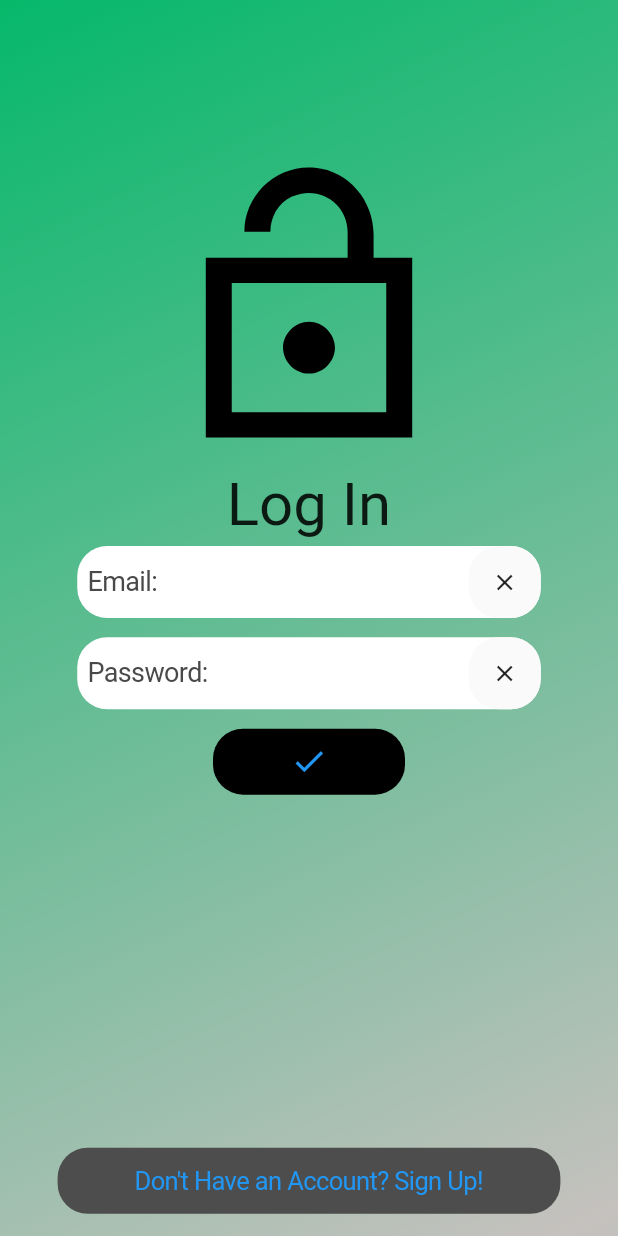
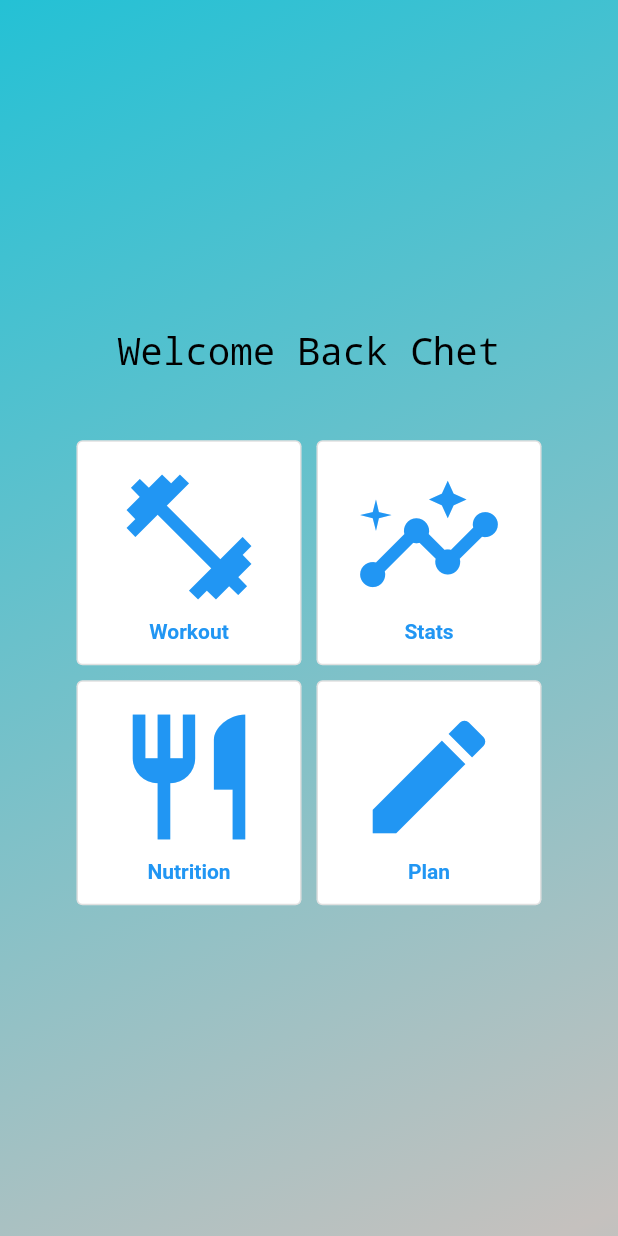
Before and after one commit to ChetChimp/GymChimp, a Flutter app: the screen it shows after launch, on a phone screen of 412 x 824 dp. Run offline on Flutter 3.47's test engine with Material 2 defaults, Android fonts, the light colour scheme and no system bars; our stand-ins replace cloud_firestore, firebase_auth, firebase_core; accounts and stored records are empty.

Commit message:
Home Page and Start Page
Added home page that has 4 taps on the bottom that navigates to the 4 different screens. Settings and back button on the top.

Also added start page that welcomes the user, and shows 4 big navigation buttons. Each button navigates to its corresponding tab on the home page.

```diff
--- a/lib/main.dart
+++ b/lib/main.dart
@@ -1,9 +1,11 @@
 import 'package:flutter/material.dart';
+import 'package:gymchimp/openingScreens/home_page.dart';
 import 'package:gymchimp/openingScreens/login_page.dart';
 import 'package:gymchimp/openingScreens/sign_up_page.dart';
 import 'package:firebase_auth/firebase_auth.dart';
 import 'package:cloud_firestore/cloud_firestore.dart';
 import 'package:firebase_core/firebase_core.dart';
+import 'package:gymchimp/openingScreens/start_page.dart';
 import 'package:gymchimp/openingScreens/verify.dart';
 import 'firebase_options.dart';
 
@@ -23,7 +25,7 @@ class MyApp extends StatelessWidget {
   Widget build(BuildContext context) {
     return MaterialApp(
       title: 'Flutter Demo',
-      home: const LoginPage(),
+      home: const StartPage(), //LoginPage(),
     );
   }
 }
--- a/lib/openingScreens/login_page.dart
+++ b/lib/openingScreens/login_page.dart
@@ -24,7 +24,9 @@ class _LoginPage extends State<LoginPage> {
 
   Route _createRoute() {
     return PageRouteBuilder(
-      pageBuilder: (context, animation, secondaryAnimation) => const HomePage(),
+      pageBuilder: (context, animation, secondaryAnimation) => const HomePage(
+        selectedIndex: 0,
+      ),
       transitionsBuilder: (context, animation, secondaryAnimation, child) {
         const begin = Offset(0.0, 1.0);
         const end = Offset.zero;
@@ -92,7 +94,7 @@ class _LoginPage extends State<LoginPage> {
         );
       });
       overlaystate?.insert(overlayEntry);
-      await Future.delayed(Duration(seconds: 2));
+      await Future.delayed(Duration(seconds: 6));
 
       overlayEntry.remove();
     }
--- /dev/null
+++ b/lib/openingScreens/start_page.dart
@@ -0,0 +1,157 @@
+import 'dart:io';
+import 'package:flutter/cupertino.dart';
+import 'package:flutter/material.dart';
+import 'package:flutter/services.dart';
+import 'package:flutter/src/foundation/key.dart';
+import 'package:flutter/src/widgets/framework.dart';
+import 'package:cloud_firestore/cloud_firestore.dart';
+import 'package:firebase_auth/firebase_auth.dart';
+import 'package:firebase_core/firebase_core.dart';
+import 'package:gymchimp/openingScreens/home_page.dart';
+import 'package:gymchimp/openingScreens/login_page.dart';
+import 'package:gymchimp/openingScreens/sign_up_page.dart';
+import '../firebase_options.dart';
+
+class StartPage extends StatefulWidget {
+  const StartPage({Key? key}) : super(key: key);
+
+  @override
+  State<StartPage> createState() => _StartPage();
+}
+
+void toHomePage(BuildContext ctx, int page) {
+  Navigator.of(ctx).pushAndRemoveUntil(
+      MaterialPageRoute(builder: (context) => HomePage(selectedIndex: page)),
+      ModalRoute.withName("/Home"));
+}
+
+class _StartPage extends State<StartPage> {
+  Widget build(BuildContext context) {
+    return MaterialApp(
+      title: 'Welcome to Flutter',
+      home: Container(
+          decoration: BoxDecoration(
+            gradient: LinearGradient(
+              begin: Alignment.topLeft,
+              end: Alignment(0.8, 1),
+              colors: <Color>[
+                Color.fromARGB(255, 36, 193, 213),
+                Color.fromARGB(255, 197, 193, 190),
+              ], // Gradient from https://learnui.design/tools/gradient-generator.html
+              tileMode: TileMode.mirror,
+            ),
+          ),
+          child: Container(
+            child: Column(
+              children: <Widget>[
+                Spacer(flex: 5),
+                Text(
+                  "Welcome Back Chet",
+                  textAlign: TextAlign.center,
+                  style: TextStyle(
+                      color: Colors.black,
+                      fontSize: 25,
+                      fontWeight: FontWeight.normal,
+                      decoration: TextDecoration.none),
+                ),
+                Spacer(flex: 1),
+                Row(
+                  mainAxisAlignment: MainAxisAlignment.center,
+                  children: <Widget>[
+                    OutlinedButton(
+                        style: TextButton.styleFrom(
+                            minimumSize: Size(150, 150),
+                            backgroundColor: Colors.white),
+                        onPressed: () {
+                          toHomePage(context, 0);
+                        },
+                        child: Column(
+                          children: <Widget>[
+                            Icon(
+                              Icons.fitness_center_outlined,
+                              size: 100,
+                            ),
+                            SizedBox(height: 5),
+                            Text(
+                              "Workout",
+                              style: TextStyle(fontWeight: FontWeight.bold),
+                            )
+                          ],
+                        )),
+                    SizedBox(width: 10),
+                    OutlinedButton(
+                        style: TextButton.styleFrom(
+                            minimumSize: Size(150, 150),
+                            backgroundColor: Colors.white),
+                        onPressed: () {
+                          toHomePage(context, 1);
+                        },
+                        child: Column(
+                          children: <Widget>[
+                            Icon(
+                              Icons.insights_outlined,
+                              size: 100,
+                            ),
+                            SizedBox(height: 5),
+                            Text(
+                              "Stats",
+                              style: TextStyle(fontWeight: FontWeight.bold),
+                            )
+                          ],
+                        )),
+                  ],
+                ),
+                SizedBox(height: 10),
+                Row(
+                  mainAxisAlignment: MainAxisAlignment.center,
+                  children: <Widget>[
+                    OutlinedButton(
+                        style: TextButton.styleFrom(
+                            minimumSize: Size(150, 150),
+                            backgroundColor: Colors.white),
+                        onPressed: () {
+                          toHomePage(context, 2);
+                        },
+                        child: Column(
+                          children: <Widget>[
+                            Icon(
+                              Icons.restaurant_outlined,
+                              size: 100,
+                            ),
+                            SizedBox(height: 5),
+                            Text(
+                              "Nutrition",
+                              style: TextStyle(fontWeight: FontWeight.bold),
+                            )
+                          ],
+                        )),
+                    SizedBox(width: 10),
+                    OutlinedButton(
+                        style: TextButton.styleFrom(
+                            minimumSize: Size(150, 150),
+                            backgroundColor: Colors.white),
+                        onPressed: () {
+                          toHomePage(context, 3);
+                        },
+                        child: Column(
+                          children: <Widget>[
+                            Icon(
+                              Icons.edit,
+                              size: 100,
+                            ),
+                            SizedBox(height: 5),
+                            Text(
+                              "Plan",
+                              style: TextStyle(fontWeight: FontWeight.bold),
+                            )
+                          ],
+                        )),
+                  ],
+                ),
+                Spacer(flex: 5)
+              ],
+            ),
+          )),
+    );
+  }
+}
--- /dev/null
+++ b/lib/openingScreens/workout_page.dart
@@ -0,0 +1,33 @@
+import 'dart:io';
+import 'package:flutter/cupertino.dart';
+import 'package:flutter/material.dart';
+import 'package:flutter/services.dart';
+import 'package:flutter/src/foundation/key.dart';
+import 'package:flutter/src/widgets/framework.dart';
+import 'package:cloud_firestore/cloud_firestore.dart';
+import 'package:firebase_auth/firebase_auth.dart';
+import 'package:firebase_core/firebase_core.dart';
+import 'package:gymchimp/openingScreens/home_page.dart';
+import 'package:gymchimp/openingScreens/login_page.dart';
+import 'package:gymchimp/openingScreens/sign_up_page.dart';
+import '../firebase_options.dart';
+
+class WorkoutPage extends StatefulWidget {
+  const WorkoutPage({Key? key}) : super(key: key);
+
+  @override
+  State<WorkoutPage> createState() => _WorkoutPage();
+}
+
+class _WorkoutPage extends State<WorkoutPage> {
+  Widget build(BuildContext context) {
+    return MaterialApp(
+      title: 'Welcome to Flutter',
+      home: Scaffold(
+        body: const Center(
+          child: Text('Hello World'),
+        ),
+      ),
+    );
+  }
+}
```
Also changed, not shown: lib/openingScreens/home_page.dart (+76 -29 lines), lib/firebase_options.dart, 8 other files.
